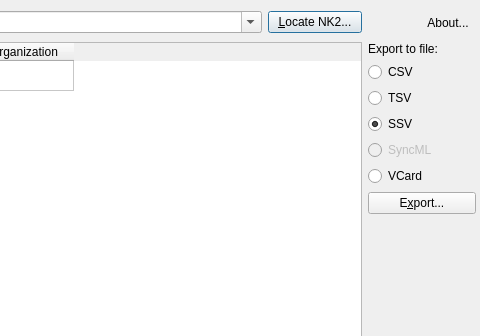
Old version of the form debunk2.ui in the repository Ravenco/debunk2; both pictures show x 241 to 721 and y 0 to 336 of the 721 by 460 pixel window.
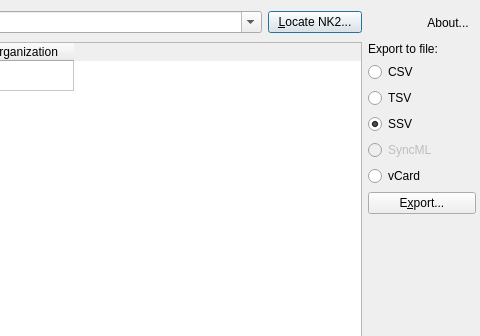
New version of the form. Icons and pictures are not drawn.

Commit message: labels and toooltips

What changed in the file:
```diff
--- a/debunk2.ui
+++ b/debunk2.ui
@@ -155,7 +155,7 @@
       <item row="5" column="0" >
        <widget class="QRadioButton" name="radioVCard" >
         <property name="text" >
-         <string>VCard</string>
+         <string>vCard</string>
         </property>
        </widget>
       </item>
```
Left out of the diff: 6 changed lines with no effect on the pictures. The commit also changes 1 other file.
